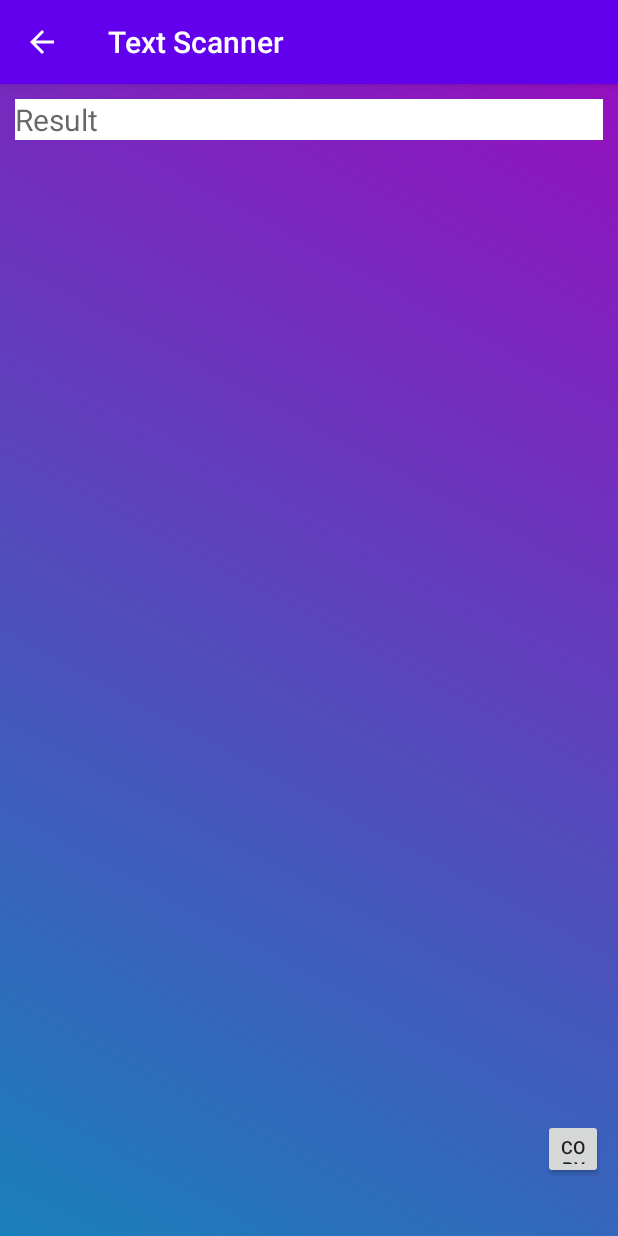
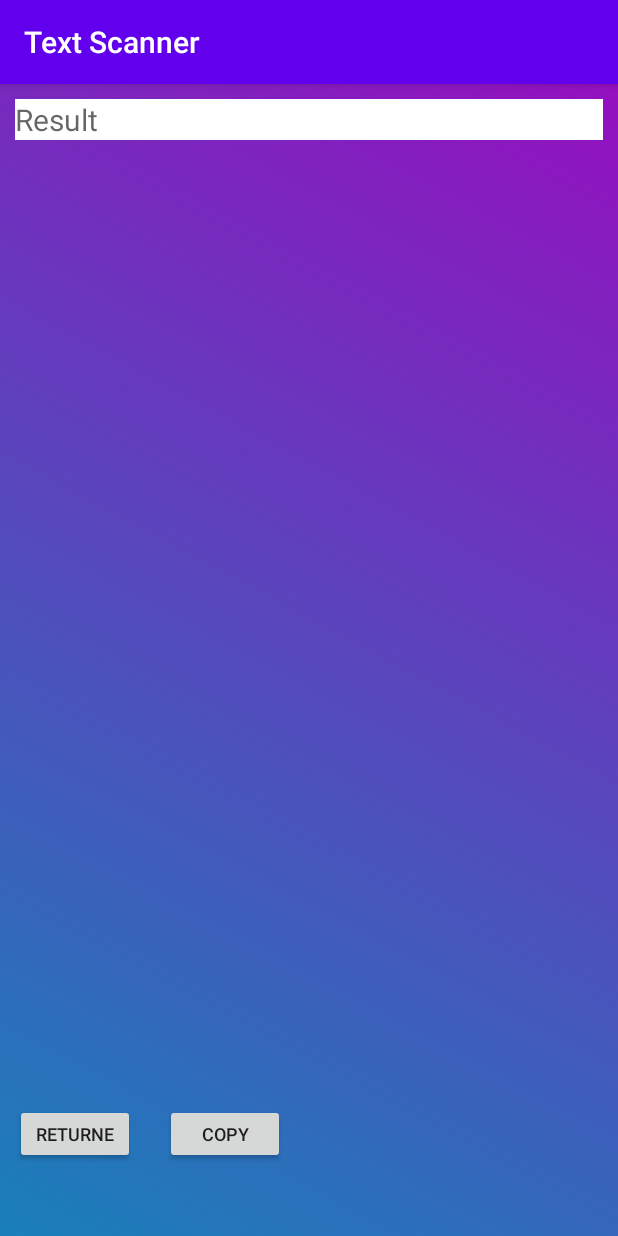
Before and after one commit to moezmefteh/OCR_Text, an Android app: the ResultActivity screen opened directly, with no data from a screen before it, on a phone screen of 412 x 824 dp. Run offline under Robolectric (Android 15) with nearby library versions, the phone set to English and light mode, and no system bars.

```diff
--- a/app/src/main/AndroidManifest.xml
+++ b/app/src/main/AndroidManifest.xml
@@ -1,6 +1,7 @@
 <?xml version="1.0" encoding="utf-8"?>
 <manifest xmlns:android="http://schemas.android.com/apk/res/android"
     package="com.example.textscanner">
+    <uses-permission android:name="android.permission.CAMERA"></uses-permission>
 
     <application
         android:allowBackup="true"
@@ -12,7 +13,7 @@
         <activity
             android:name=".ResultActivity"
             android:exported="false"
-            android:parentActivityName=".MainActivity"/>
+        />
         <activity
             android:name=".MainActivity"
             android:exported="true">
--- a/app/src/main/java/com/example/textscanner/ResultActivity.java
+++ b/app/src/main/java/com/example/textscanner/ResultActivity.java
@@ -33,4 +33,7 @@ public class ResultActivity extends AppCompatActivity {
         Toast.makeText(ResultActivity.this,"Copied to ClipBoard",Toast.LENGTH_LONG).show();
 
     }
+
+    public void returnToMainActivity(View view) {
+    }
 }
--- a/app/src/main/res/layout/activity_main.xml
+++ b/app/src/main/res/layout/activity_main.xml
@@ -21,7 +21,8 @@
         android:paddingStart="15dp"
         android:text="@string/take_a_photo"
         android:textColor="#29395e"
-        android:textSize="16sp" />
+        android:textSize="16sp"
+       />
 
     <Button
         android:id="@+id/gallery"
--- a/app/src/main/res/layout/activity_result.xml
+++ b/app/src/main/res/layout/activity_result.xml
@@ -22,14 +22,33 @@
             android:background="@color/white"/>
     </ScrollView>
 
+    <LinearLayout
+        android:layout_width="match_parent"
+        android:layout_height="match_parent"
+        android:orientation="horizontal">
+        <Button
+            android:id="@+id/ret"
+            android:layout_width="80dp"
+            android:layout_height="40dp"
+            android:layout_gravity="left"
+            android:layout_margin="10dp"
+            android:onClick="returnToMainActivity"
+            android:text="RETURNE"
+            android:textSize="12sp"
+             />
+
         <Button
             android:id="@+id/copy"
-        android:layout_width="40dp"
+            android:layout_width="80dp"
             android:layout_height="40dp"
             android:layout_gravity="right"
             android:layout_margin="10dp"
             android:onClick="copyToClipBoard"
             android:text="COPY"
             android:textSize="12sp"
-        tools:ignore="RtlHardcoded" />
+             />
+
     </LinearLayout>
+
+
+</LinearLayout>
--- a/app/src/main/res/values/strings.xml
+++ b/app/src/main/res/values/strings.xml
@@ -4,4 +4,6 @@
     <string name="pic_from_gallery">Gallery</string>
     <string name="description">MB-Text Scanner is app to recognize any text from an image with 98% to 100% accurancy.
         It turns your mobile phone to text scanner.</string>
+    <string name="permission_not_granted">permission not granted</string>
+    <string name="failure_permission">Failure to obtain permission!</string>
 </resources>
```
Also changed, not shown: app/src/main/java/com/example/textscanner/MainActivity.java (+51 -0 lines). Lines whose indentation alone changed are shown as unchanged.
